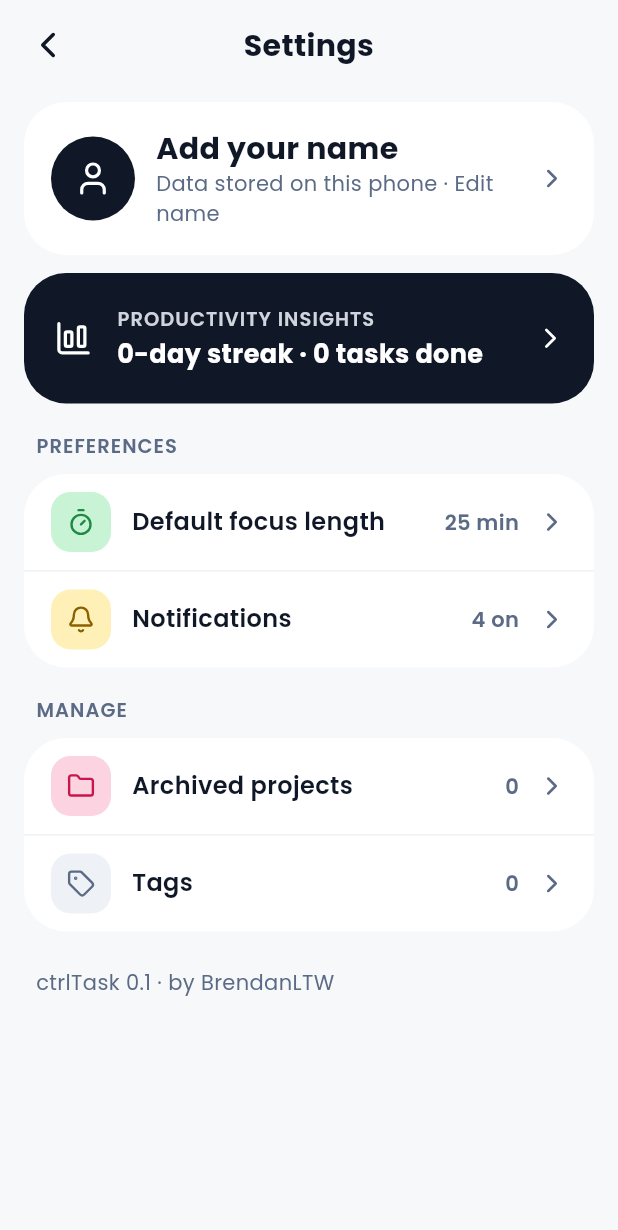
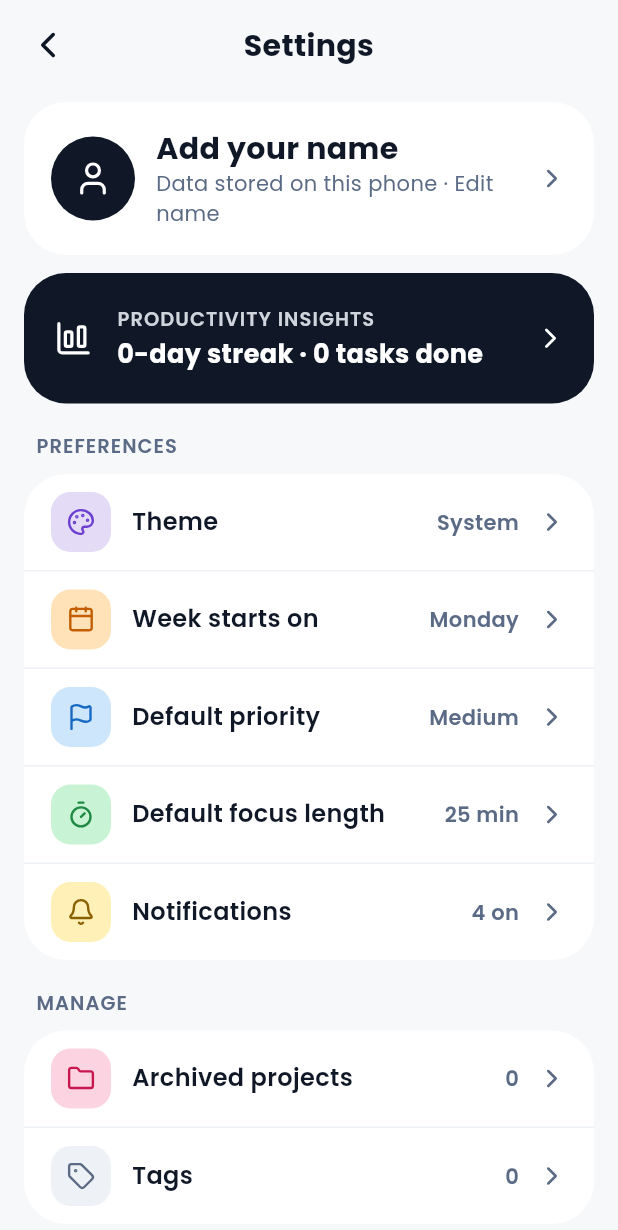
Before and after one commit to BrendanLTW/ctrltask, a Flutter app: the HomeScreen screen opened by its route, after a tap on an icon or button, on a phone screen of 412 x 824 dp. Shown: the top 1230 px of the screen. Run offline on Flutter 3.47's test engine with Material 3 defaults, Android fonts, the phone set to English and light mode, and no system bars; our stand-ins replace drift, drift_flutter, flutter_local_notifications, flutter_riverpod, flutter_svg, flutter_timezone and 4 more; missing offline and left inert: app_settings; accounts and stored records are empty; generated files the repository leaves out were written again; statements that could not run were skipped.

Commit message:
feat: preference screens S36 theme, S37 week start, S38 default priority

```diff
--- a/lib/core/router/app_router.dart
+++ b/lib/core/router/app_router.dart
@@ -17,6 +17,8 @@ import 'package:ctrltask/features/projects/presentation/project_detail_screen.da
 import 'package:ctrltask/features/projects/presentation/project_form_screen.dart';
 import 'package:ctrltask/features/projects/presentation/projects_screen.dart';
 import 'package:ctrltask/features/settings/presentation/edit_name_screen.dart';
+import 'package:ctrltask/features/settings/presentation/preferences/preference_screens.dart';
+import 'package:ctrltask/features/settings/presentation/preferences/theme_screen.dart';
 import 'package:ctrltask/features/settings/presentation/settings_screen.dart';
 import 'package:ctrltask/features/tags/presentation/tags_manager_screen.dart';
 import 'package:ctrltask/features/tasks/domain/task_draft.dart';
@@ -47,6 +49,9 @@ abstract final class Routes {
   static const archivedProjects = '/settings/archived';
   static const tags = '/settings/tags';
   static const notifications = '/settings/notifications';
+  static const theme = '/settings/theme';
+  static const weekStart = '/settings/week-start';
+  static const defaultPriority = '/settings/priority';
   static const search = '/search';
   static const insights = '/insights';
   static const settings = '/settings';
@@ -161,6 +166,18 @@ GoRouter appRouter(Ref ref) {
         builder: (context, state) => const EditNameScreen(),
       ),
       GoRoute(
+        path: Routes.theme,
+        builder: (context, state) => const ThemeScreen(),
+      ),
+      GoRoute(
+        path: Routes.weekStart,
+        builder: (context, state) => const WeekStartScreen(),
+      ),
+      GoRoute(
+        path: Routes.defaultPriority,
+        builder: (context, state) => const DefaultPriorityScreen(),
+      ),
+      GoRoute(
         path: Routes.notifications,
         builder: (context, state) => const NotificationSettingsScreen(),
       ),
--- a/lib/features/settings/presentation/settings_screen.dart
+++ b/lib/features/settings/presentation/settings_screen.dart
@@ -2,6 +2,7 @@ import 'dart:async';
 
 import 'package:ctrltask/core/app_info.dart';
 import 'package:ctrltask/core/dates/clock.dart';
+import 'package:ctrltask/core/dates/week.dart';
 import 'package:ctrltask/core/router/app_router.dart';
 import 'package:ctrltask/core/theme/app_colors.dart';
 import 'package:ctrltask/core/theme/app_radius.dart';
@@ -11,6 +12,7 @@ import 'package:ctrltask/core/widgets/app_icon.dart';
 import 'package:ctrltask/core/widgets/icon_tile.dart';
 import 'package:ctrltask/core/widgets/list_group.dart';
 import 'package:ctrltask/core/widgets/name_avatar.dart';
+import 'package:ctrltask/core/widgets/priority_tag.dart';
 import 'package:ctrltask/core/widgets/section_header.dart';
 import 'package:ctrltask/core/widgets/sub_screen_bar.dart';
 import 'package:ctrltask/features/focus/presentation/timer_settings_sheet.dart';
@@ -22,6 +24,7 @@ import 'package:ctrltask/features/settings/domain/preferences.dart';
 import 'package:ctrltask/features/settings/domain/preferences_repository.dart';
 import 'package:ctrltask/features/tags/presentation/tag_providers.dart';
 import 'package:ctrltask/features/tasks/domain/task_calculations.dart';
+import 'package:ctrltask/features/tasks/domain/task_priority.dart';
 import 'package:ctrltask/l10n/l10n.dart';
 import 'package:flutter/material.dart';
 import 'package:flutter_riverpod/flutter_riverpod.dart';
@@ -29,10 +32,8 @@ import 'package:go_router/go_router.dart';
 
 /// S35 Settings (PRD §5.10): the name card, the insights banner, and the
 /// rows whose screens exist so far.
-// shortcut: the other Preferences (Theme, Week starts on, Default priority
-// 3.9), Export data
-// (3.11) and Erase all data (3.12) appear with their screens; Backup &
-// restore is v1.1.
+// shortcut: Export data (3.11) and Erase all data (3.12) appear with their
+// screens; Backup & restore is v1.1.
 class SettingsScreen extends ConsumerWidget {
   const new({super.key});
 
@@ -172,6 +173,43 @@ class SettingsScreen extends ConsumerWidget {
                   ListGroup(
                     children: [
                       ListGroupRow(
+                        title: l10n.themeTitle,
+                        value: l10n.themeName(
+                          (prefs?.theme ?? AppTheme.system).name,
+                        ),
+                        leading: const IconTile(
+                          icon: AppIcon.palette,
+                          color: ProjectColorKey.purple,
+                          size: IconTileSize.medium,
+                        ),
+                        onTap: () => open(Routes.theme),
+                      ),
+                      ListGroupRow(
+                        title: l10n.weekStartTitle,
+                        value: l10n.weekStartName(
+                          (prefs?.weekStart ?? WeekStart.mon).name,
+                        ),
+                        leading: const IconTile(
+                          icon: AppIcon.calendar,
+                          color: ProjectColorKey.orange,
+                          size: IconTileSize.medium,
+                        ),
+                        onTap: () => open(Routes.weekStart),
+                      ),
+                      ListGroupRow(
+                        title: l10n.defaultPriorityTitle,
+                        value: priorityLabel(
+                          context,
+                          prefs?.defaultPriority ?? TaskPriority.medium,
+                        ),
+                        leading: const IconTile(
+                          icon: AppIcon.flag,
+                          color: ProjectColorKey.blue,
+                          size: IconTileSize.medium,
+                        ),
+                        onTap: () => open(Routes.defaultPriority),
+                      ),
+                      ListGroupRow(
                         title: l10n.defaultFocusLength,
                         value: l10n.minutesValue(prefs?.focusMin ?? 25),
                         leading: const IconTile(
--- a/lib/l10n/app_en.arb
+++ b/lib/l10n/app_en.arb
@@ -1428,5 +1428,33 @@
         "type": "int"
       }
     }
-  }
+  },
+  "themeTitle": "Theme",
+  "themeName": "{theme, select, light{Light} dark{Dark} other{System}}",
+  "@themeName": {
+    "placeholders": {
+      "theme": {
+        "type": "String"
+      }
+    }
+  },
+  "themeNote": "System follows your phone's setting and switches automatically at night.",
+  "weekStartTitle": "Week starts on",
+  "weekStartName": "{day, select, sun{Sunday} sat{Saturday} other{Monday}}",
+  "@weekStartName": {
+    "placeholders": {
+      "day": {
+        "type": "String"
+      }
+    }
+  },
+  "weekStartMonDetail": "Common in Malaysia and Europe",
+  "weekStartSunDetail": "Common in the US",
+  "weekStartNote": "Changes the calendar grid, “This week” in Tasks and your weekly insights.",
+  "defaultPriorityTitle": "Default priority",
+  "priorityUrgentDetail": "Red ring, always shows a tag",
+  "priorityHighDetail": "Orange ring, shows a tag",
+  "priorityMediumDetail": "Blue ring",
+  "priorityLowDetail": "Plain ring",
+  "defaultPriorityNote": "New tasks start at this priority. You can change it in quick add with one tap."
 }
--- a/lib/l10n/app_localizations.dart
+++ b/lib/l10n/app_localizations.dart
@@ -2925,6 +2925,90 @@ abstract class AppLocalizations {
   /// In en, this message translates to:
   /// **'{count} on'**
   String notificationsOnCount(int count);
+
+  /// No description provided for @themeTitle.
+  ///
+  /// In en, this message translates to:
+  /// **'Theme'**
+  String get themeTitle;
+
+  /// No description provided for @themeName.
+  ///
+  /// In en, this message translates to:
+  /// **'{theme, select, light{Light} dark{Dark} other{System}}'**
+  String themeName(String theme);
+
+  /// No description provided for @themeNote.
+  ///
+  /// In en, this message translates to:
+  /// **'System follows your phone\'s setting and switches automatically at night.'**
+  String get themeNote;
+
+  /// No description provided for @weekStartTitle.
+  ///
+  /// In en, this message translates to:
+  /// **'Week starts on'**
+  String get weekStartTitle;
+
+  /// No description provided for @weekStartName.
+  ///
+  /// In en, this message translates to:
+  /// **'{day, select, sun{Sunday} sat{Saturday} other{Monday}}'**
+  String weekStartName(String day);
+
+  /// No description provided for @weekStartMonDetail.
+  ///
+  /// In en, this message translates to:
+  /// **'Common in Malaysia and Europe'**
+  String get weekStartMonDetail;
+
+  /// No description provided for @weekStartSunDetail.
+  ///
+  /// In en, this message translates to:
+  /// **'Common in the US'**
+  String get weekStartSunDetail;
+
+  /// No description provided for @weekStartNote.
+  ///
+  /// In en, this message translates to:
+  /// **'Changes the calendar grid, “This week” in Tasks and your weekly insights.'**
+  String get weekStartNote;
+
+  /// No description provided for @defaultPriorityTitle.
+  ///
+  /// In en, this message translates to:
+  /// **'Default priority'**
+  String get defaultPriorityTitle;
+
+  /// No description provided for @priorityUrgentDetail.
+  ///
+  /// In en, this message translates to:
+  /// **'Red ring, always shows a tag'**
+  String get priorityUrgentDetail;
+
+  /// No description provided for @priorityHighDetail.
+  ///
+  /// In en, this message translates to:
+  /// **'Orange ring, shows a tag'**
+  String get priorityHighDetail;
+
+  /// No description provided for @priorityMediumDetail.
+  ///
+  /// In en, this message translates to:
+  /// **'Blue ring'**
+  String get priorityMediumDetail;
+
+  /// No description provided for @priorityLowDetail.
+  ///
+  /// In en, this message translates to:
+  /// **'Plain ring'**
+  String get priorityLowDetail;
+
+  /// No description provided for @defaultPriorityNote.
+  ///
+  /// In en, this message translates to:
+  /// **'New tasks start at this priority. You can change it in quick add with one tap.'**
+  String get defaultPriorityNote;
 }
 
 class _AppLocalizationsDelegate
--- a/lib/l10n/app_localizations_en.dart
+++ b/lib/l10n/app_localizations_en.dart
@@ -1904,4 +1904,63 @@ class AppLocalizationsEn extends AppLocalizations {
   String notificationsOnCount(int count) {
     return '$count on';
   }
+
+  @override
+  String get themeTitle => 'Theme';
+
+  @override
+  String themeName(String theme) {
+    String _temp0 = intl.Intl.selectLogic(theme, {
+      'light': 'Light',
+      'dark': 'Dark',
+      'other': 'System',
+    });
+    return '$_temp0';
+  }
+
+  @override
+  String get themeNote =>
+      'System follows your phone\'s setting and switches automatically at night.';
+
+  @override
+  String get weekStartTitle => 'Week starts on';
+
+  @override
+  String weekStartName(String day) {
+    String _temp0 = intl.Intl.selectLogic(day, {
+      'sun': 'Sunday',
+      'sat': 'Saturday',
+      'other': 'Monday',
+    });
+    return '$_temp0';
+  }
+
+  @override
+  String get weekStartMonDetail => 'Common in Malaysia and Europe';
+
+  @override
+  String get weekStartSunDetail => 'Common in the US';
+
+  @override
+  String get weekStartNote =>
+      'Changes the calendar grid, “This week” in Tasks and your weekly insights.';
+
+  @override
+  String get defaultPriorityTitle => 'Default priority';
+
+  @override
+  String get priorityUrgentDetail => 'Red ring, always shows a tag';
+
+  @override
+  String get priorityHighDetail => 'Orange ring, shows a tag';
+
+  @override
+  String get priorityMediumDetail => 'Blue ring';
+
+  @override
+  String get priorityLowDetail => 'Plain ring';
+
+  @override
+  String get defaultPriorityNote =>
+      'New tasks start at this priority. You can change it in quick add with one tap.';
 }
```
Also changed, not shown: lib/features/settings/presentation/preferences/choice_screen.dart (added, +113 -0 lines), lib/features/settings/presentation/preferences/preference_screens.dart (added, +88 -0 lines), lib/features/settings/presentation/preferences/theme_screen.dart (added, +196 -0 lines), lib/core/router/app_router.g.dart, 3 other files.
